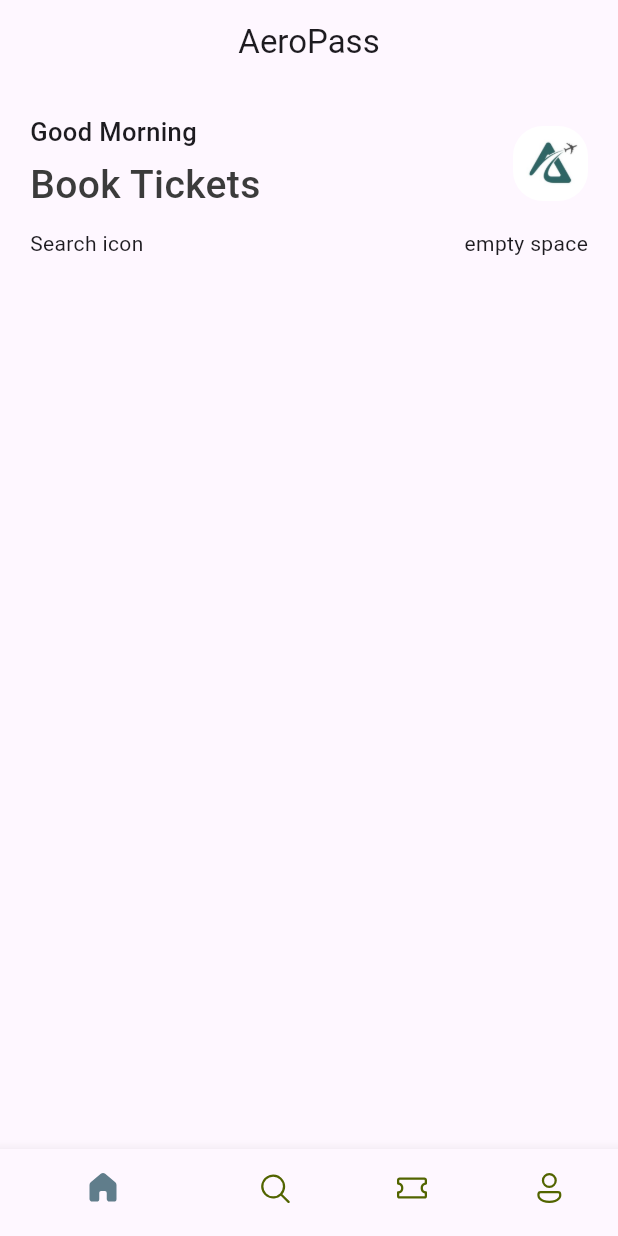
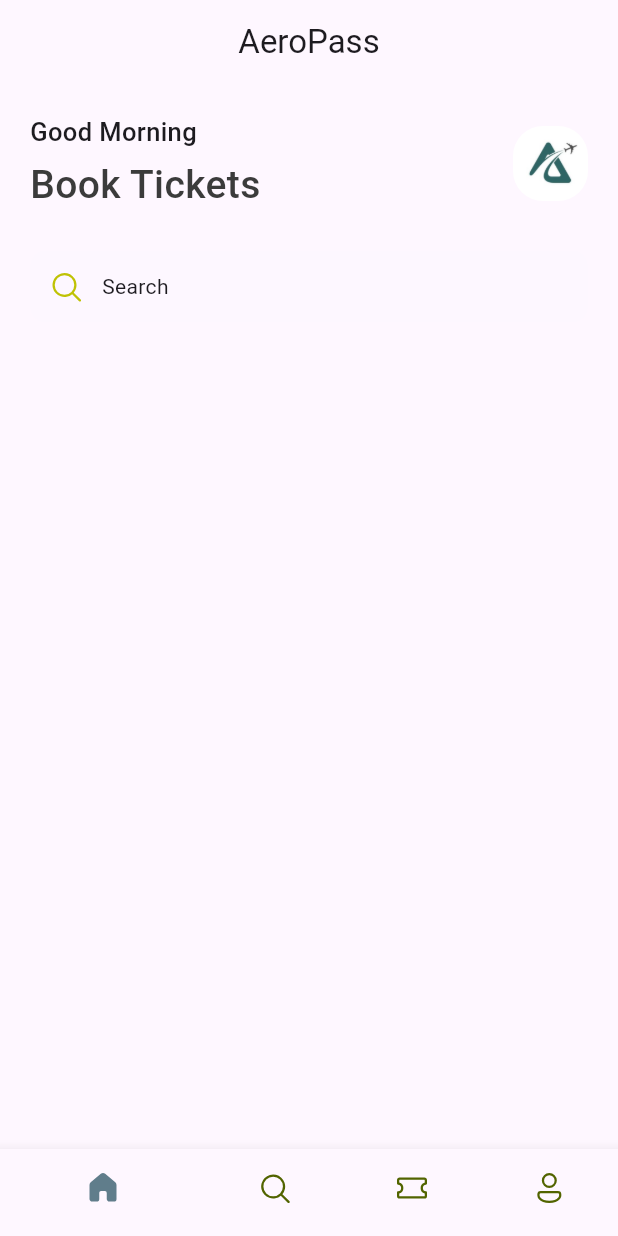
Before and after one commit to Zyzenmax/Aventoura-App, a Flutter app: the screen it shows after launch, on a phone screen of 412 x 824 dp. Run offline on Flutter 3.47's test engine with Material 3 defaults, Android fonts, the phone set to English and light mode, and no system bars; our stand-ins replace fluentui_icons.

Commit message:
Create search box layout

```diff
--- a/ticket_app/lib/screens/home_screens.dart
+++ b/ticket_app/lib/screens/home_screens.dart
@@ -1,3 +1,4 @@
+import 'package:fluentui_icons/fluentui_icons.dart';
 import 'package:flutter/material.dart';
 import 'package:flutter/cupertino.dart';
 import 'package:ticket_app/base/res/media.dart';
@@ -45,12 +46,28 @@ class HomeScreen extends StatelessWidget {
                   ],
                 ),
                 const SizedBox(
-                  height: 10,
+                  height: 25,
                 ),
-                const Row(
-                  mainAxisAlignment: MainAxisAlignment.spaceBetween,
-                  children: [Text("Search icon"), Text("empty space")],
-                )
+                // ignore: avoid_unnecessary_containers
+                Container(
+                    padding: const EdgeInsets.symmetric(
+                        horizontal: 12, vertical: 12),
+                    decoration: BoxDecoration(
+                        borderRadius: BorderRadius.circular(10),
+                        color: const Color(0xff4f6fd)),
+                    child: const Row(
+                      mainAxisAlignment: MainAxisAlignment.start,
+                      children: [
+                        Icon(
+                          FluentSystemIcons.ic_fluent_search_regular,
+                          color: Color(0xffbfc205),
+                        ),
+                        SizedBox(
+                          width: 12,
+                        ),
+                        Text("Search")
+                      ],
+                    ))
               ],
             ),
           )
```
